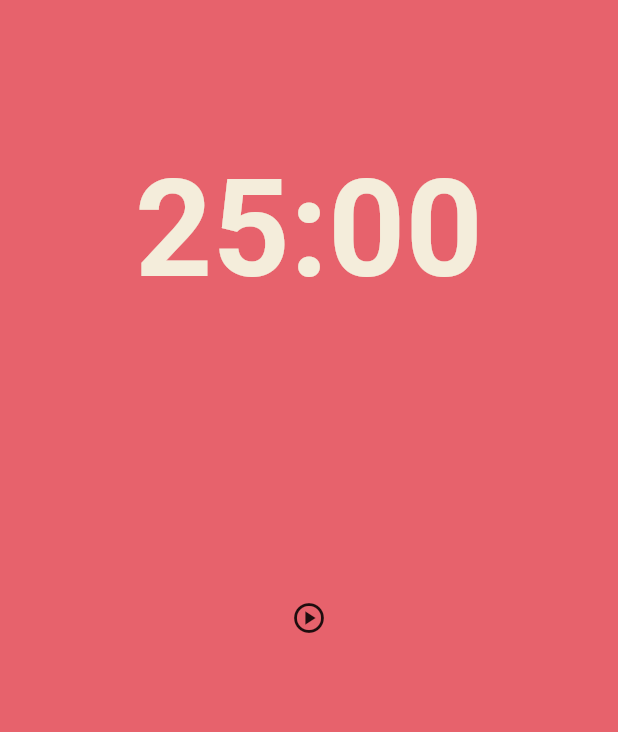
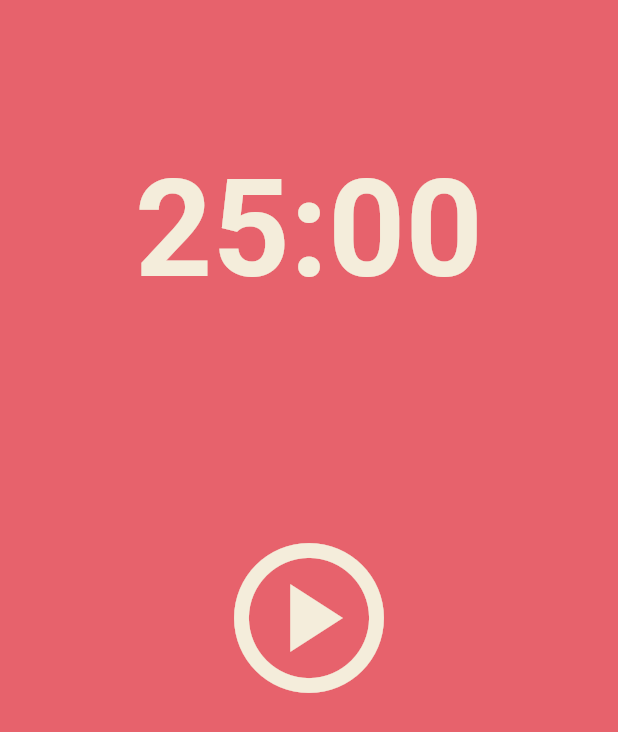
Before and after one commit to kimgeuntae/pomodoro, a Flutter app: the screen it shows after launch, on a phone screen of 412 x 824 dp. Shown: the top 732 px of the screen. Run offline on Flutter 3.47's test engine with Material 2 defaults, Android fonts, the phone set to English and light mode, and no system bars.

Commit message:
Add: 버튼 디자인

```diff
--- a/lib/screens/home_screen.dart
+++ b/lib/screens/home_screen.dart
@@ -32,6 +32,8 @@ class _HomeScreenState extends State<HomeScreen> {
             flex: 2,
             child: Center(
               child: IconButton(
+                iconSize: 120,
+                color: Theme.of(context).cardColor,
                 onPressed: () {},
                 icon: const Icon(
                   Icons.play_circle_outlined,
```
